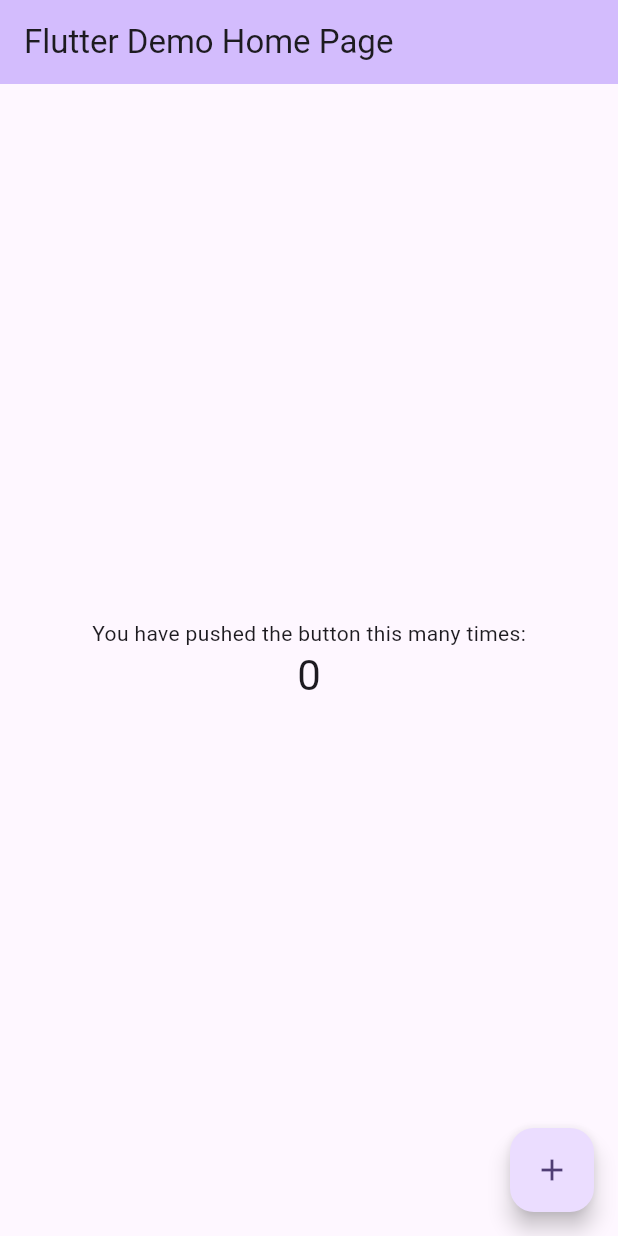
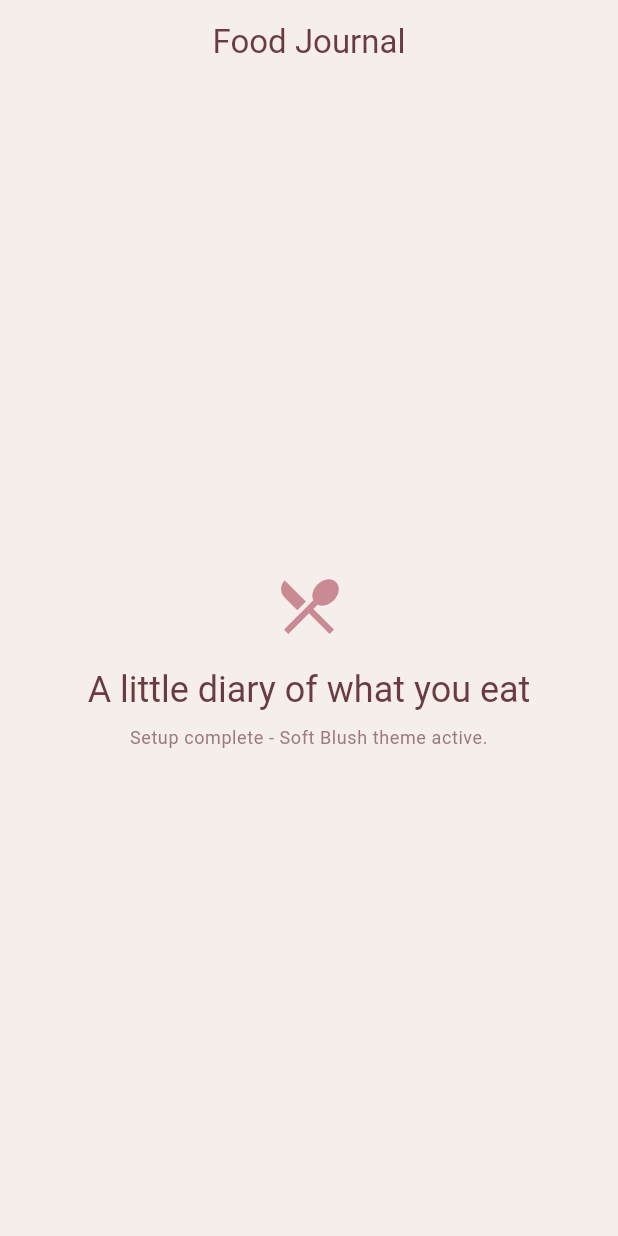
Before and after one commit to EzraGillooly/food-journal, a Flutter app: the screen it shows after launch, on a phone screen of 412 x 824 dp. Run offline on Flutter 3.47's test engine with Material 3 defaults, Android fonts, the phone set to English and light mode, and no system bars; our stand-ins replace flutter_riverpod, go_router, supabase_flutter; accounts and stored records are empty; Roboto replaces fonts that are missing (Karla, LibreBodoni).

Commit message:
feat: app bootstrap + github pages deploy pipeline
- Supabase init via --dart-define config (publishable/anon key), no hardcoded secrets
- Riverpod ProviderScope, MaterialApp.router, go_router hash routing (Pages-safe)
- AppTheme tokens with Soft Blush (primary) + Cottage Cream/Warm Bakery/Garden Fresh presets
- themeController provider; placeholder home screen
- custom flutter_bootstrap.js pinning CanvasKit renderer + splash
- GitHub Actions workflow: analyze, test, build web, deploy to Pages
- bootstrap smoke tests

```diff
--- /dev/null
+++ b/lib/app.dart
@@ -0,0 +1,22 @@
+import 'package:flutter/material.dart';
+import 'package:flutter_riverpod/flutter_riverpod.dart';
+
+import 'core/theme/theme_provider.dart';
+import 'router.dart';
+
+class FoodJournalApp extends ConsumerWidget {
+  const FoodJournalApp({super.key});
+
+  @override
+  Widget build(BuildContext context, WidgetRef ref) {
+    final theme = ref.watch(themeControllerProvider);
+    final router = ref.watch(routerProvider);
+
+    return MaterialApp.router(
+      title: 'Food Journal',
+      debugShowCheckedModeBanner: false,
+      theme: theme.toThemeData(),
+      routerConfig: router,
+    );
+  }
+}
--- /dev/null
+++ b/lib/core/theme/theme_provider.dart
@@ -0,0 +1,18 @@
+import 'package:flutter_riverpod/flutter_riverpod.dart';
+
+import 'app_theme.dart';
+
+/// Holds the active theme preset. Defaults to Soft Blush.
+///
+/// Persistence across reloads is added in a later task; for now this keeps the
+/// selection in memory so the app can be re-themed from a single source.
+class ThemeController extends Notifier<AppTheme> {
+  @override
+  AppTheme build() => AppTheme.softBlush;
+
+  void select(AppThemePreset preset) => state = AppTheme.byPreset(preset);
+}
+
+final themeControllerProvider = NotifierProvider<ThemeController, AppTheme>(
+  ThemeController.new,
+);
--- /dev/null
+++ b/lib/features/entries/presentation/home_placeholder_screen.dart
@@ -0,0 +1,43 @@
+import 'package:flutter/material.dart';
+import 'package:flutter_riverpod/flutter_riverpod.dart';
+
+import '../../../core/theme/theme_provider.dart';
+
+/// Temporary landing screen used until the feed (F3) lands. Confirms theme,
+/// routing, and bootstrap are wired up.
+class HomePlaceholderScreen extends ConsumerWidget {
+  const HomePlaceholderScreen({super.key});
+
+  @override
+  Widget build(BuildContext context, WidgetRef ref) {
+    final theme = ref.watch(themeControllerProvider);
+    final text = Theme.of(context).textTheme;
+
+    return Scaffold(
+      appBar: AppBar(title: const Text('Food Journal')),
+      body: Center(
+        child: Padding(
+          padding: const EdgeInsets.all(24),
+          child: Column(
+            mainAxisSize: MainAxisSize.min,
+            children: [
+              Icon(Icons.restaurant_menu, size: 48, color: theme.primary),
+              const SizedBox(height: 16),
+              Text(
+                'A little diary of what you eat',
+                style: text.headlineSmall,
+                textAlign: TextAlign.center,
+              ),
+              const SizedBox(height: 8),
+              Text(
+                'Setup complete - ${theme.label} theme active.',
+                style: text.bodySmall,
+                textAlign: TextAlign.center,
+              ),
+            ],
+          ),
+        ),
+      ),
+    );
+  }
+}
--- a/lib/main.dart
+++ b/lib/main.dart
@@ -1,122 +1,20 @@
 import 'package:flutter/material.dart';
+import 'package:flutter_riverpod/flutter_riverpod.dart';
+import 'package:supabase_flutter/supabase_flutter.dart';
 
-void main() {
-  runApp(const MyApp());
-}
+import 'app.dart';
+import 'core/supabase/supabase_config.dart';
 
-class MyApp extends StatelessWidget {
-  const MyApp({super.key});
+Future<void> main() async {
+  WidgetsFlutterBinding.ensureInitialized();
 
-  // This widget is the root of your application.
-  @override
-  Widget build(BuildContext context) {
-    return MaterialApp(
-      title: 'Flutter Demo',
-      theme: ThemeData(
-        // This is the theme of your application.
-        //
-        // TRY THIS: Try running your application with "flutter run". You'll see
-        // the application has a purple toolbar. Then, without quitting the app,
-        // try changing the seedColor in the colorScheme below to Colors.green
-        // and then invoke "hot reload" (save your changes or press the "hot
-        // reload" button in a Flutter-supported IDE, or press "r" if you used
-        // the command line to start the app).
-        //
-        // Notice that the counter didn't reset back to zero; the application
-        // state is not lost during the reload. To reset the state, use hot
-        // restart instead.
-        //
-        // This works for code too, not just values: Most code changes can be
-        // tested with just a hot reload.
-        colorScheme: .fromSeed(seedColor: Colors.deepPurple),
-      ),
-      home: const MyHomePage(title: 'Flutter Demo Home Page'),
+  if (SupabaseConfig.isConfigured) {
+    await Supabase.initialize(
+      url: SupabaseConfig.url,
+      // The anon key is Supabase's publishable (public-safe) key.
+      publishableKey: SupabaseConfig.anonKey,
     );
   }
+
+  runApp(const ProviderScope(child: FoodJournalApp()));
 }
-
-class MyHomePage extends StatefulWidget {
-  const MyHomePage({super.key, required this.title});
-
-  // This widget is the home page of your application. It is stateful, meaning
-  // that it has a State object (defined below) that contains fields that affect
-  // how it looks.
-
-  // This class is the configuration for the state. It holds the values (in this
-  // case the title) provided by the parent (in this case the App widget) and
-  // used by the build method of the State. Fields in a Widget subclass are
-  // always marked "final".
-
-  final String title;
-
-  @override
-  State<MyHomePage> createState() => _MyHomePageState();
-}
-
-class _MyHomePageState extends State<MyHomePage> {
-  int _counter = 0;
-
-  void _incrementCounter() {
-    setState(() {
-      // This call to setState tells the Flutter framework that something has
-      // changed in this State, which causes it to rerun the build method below
-      // so that the display can reflect the updated values. If we changed
-      // _counter without calling setState(), then the build method would not be
-      // called again, and so nothing would appear to happen.
-      _counter++;
-    });
-  }
-
-  @override
-  Widget build(BuildContext context) {
-    // This method is rerun every time setState is called, for instance as done
-    // by the _incrementCounter method above.
-    //
-    // The Flutter framework has been optimized to make rerunning build methods
-    // fast, so that you can just rebuild anything that needs updating rather
-    // than having to individually change instances of widgets.
-    return Scaffold(
-      appBar: AppBar(
-        // TRY THIS: Try changing the color here to a specific color (to
-        // Colors.amber, perhaps?) and trigger a hot reload to see the AppBar
-        // change color while the other colors stay the same.
-        backgroundColor: Theme.of(context).colorScheme.inversePrimary,
-        // Here we take the value from the MyHomePage object that was created by
-        // the App.build method, and use it to set our appbar title.
-        title: Text(widget.title),
-      ),
-      body: Center(
-        // Center is a layout widget. It takes a single child and positions it
-        // in the middle of the parent.
-        child: Column(
-          // Column is also a layout widget. It takes a list of children and
-          // arranges them vertically. By default, it sizes itself to fit its
-          // children horizontally, and tries to be as tall as its parent.
-          //
-          // Column has various properties to control how it sizes itself and
-          // how it positions its children. Here we use mainAxisAlignment to
-          // center the children vertically; the main axis here is the vertical
-          // axis because Columns are vertical (the cross axis would be
-          // horizontal).
-          //
-          // TRY THIS: Invoke "debug painting" (choose the "Toggle Debug Paint"
-          // action in the IDE, or press "p" in the console), to see the
-          // wireframe for each widget.
-          mainAxisAlignment: .center,
-          children: [
-            const Text('You have pushed the button this many times:'),
-            Text(
-              '$_counter',
-              style: Theme.of(context).textTheme.headlineMedium,
-            ),
-          ],
-        ),
-      ),
-      floatingActionButton: FloatingActionButton(
-        onPressed: _incrementCounter,
-        tooltip: 'Increment',
-        child: const Icon(Icons.add),
-      ),
-    );
-  }
-}
--- /dev/null
+++ b/lib/router.dart
@@ -0,0 +1,20 @@
+import 'package:flutter_riverpod/flutter_riverpod.dart';
+import 'package:go_router/go_router.dart';
+
+import 'features/entries/presentation/home_placeholder_screen.dart';
+
+/// App router. go_router uses the hash URL strategy by default on web, which is
+/// what GitHub Pages needs so deep links survive a hard refresh (no 404).
+///
+/// Auth-based redirects are added in T2.1.
+final routerProvider = Provider<GoRouter>((ref) {
+  return GoRouter(
+    initialLocation: '/',
+    routes: [
+      GoRoute(
+        path: '/',
+        builder: (context, state) => const HomePlaceholderScreen(),
+      ),
+    ],
+  );
+});
```
Also changed, not shown: lib/core/supabase/supabase_config.dart (added, +18 -0 lines), lib/core/supabase/supabase_providers.dart (added, +8 -0 lines), lib/core/theme/app_theme.dart (added, +190 -0 lines), 5 other files.
